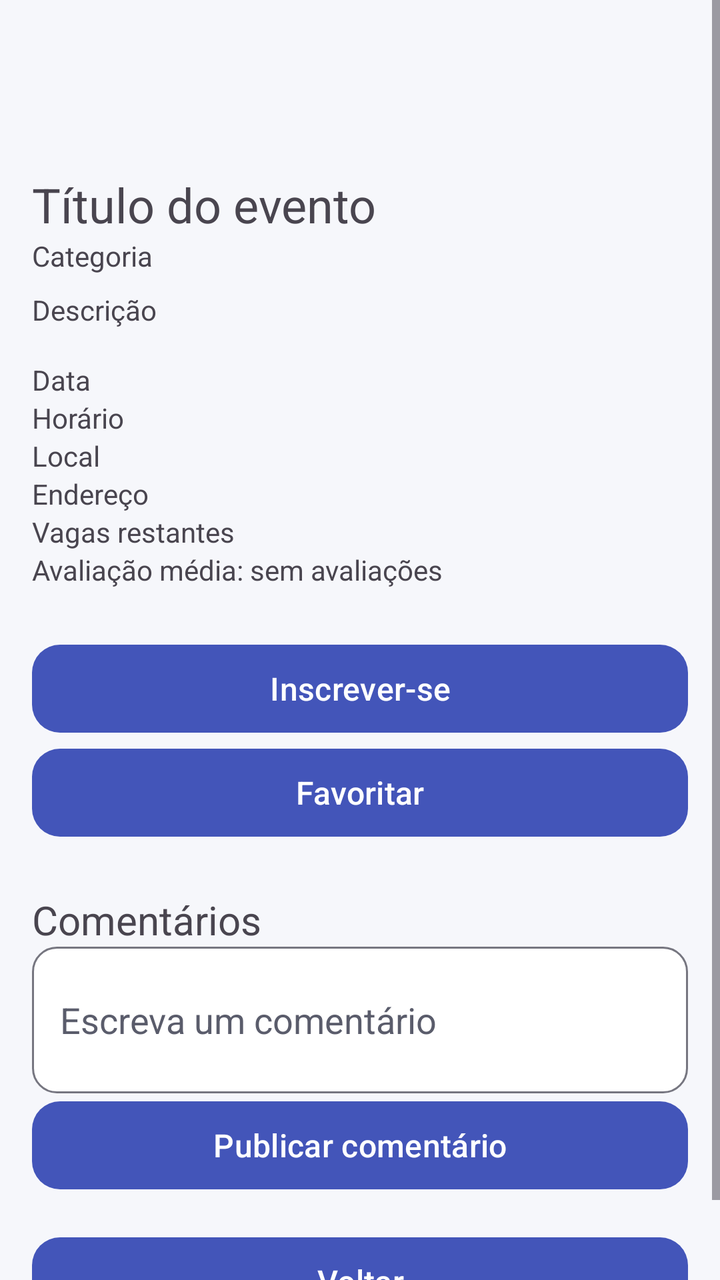
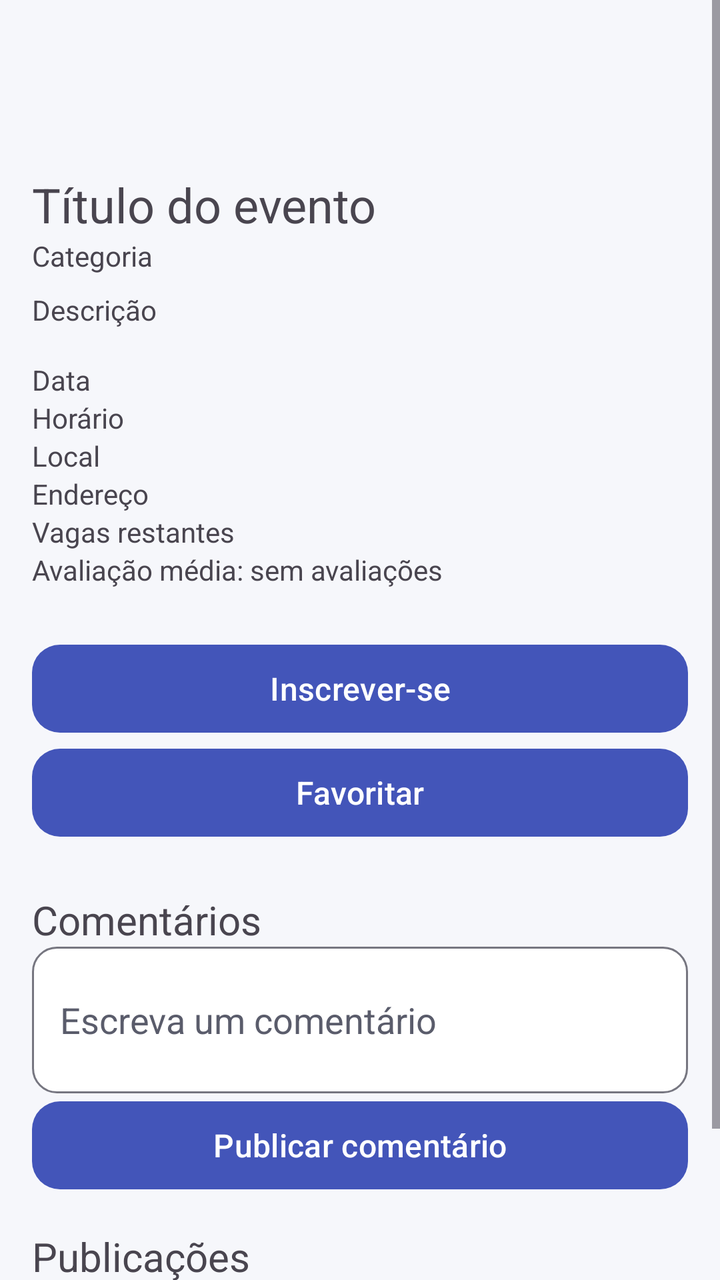

Two renders of the same Android screen: before a commit and after it. Below are the layout's source before the change and the commit's diff.
<!-- AndroidManifest.xml: application theme Theme.CampusHub -->
<!-- res/layout/activity_event_details.xml -->
<?xml version="1.0" encoding="utf-8"?>
<ScrollView xmlns:android="http://schemas.android.com/apk/res/android"
    android:layout_width="match_parent"
    android:layout_height="match_parent">

    <LinearLayout
        android:layout_width="match_parent"
        android:layout_height="wrap_content"
        android:orientation="vertical"
        android:padding="16dp">

        <TextView
            android:id="@+id/tvTituloDetalhe"
            android:layout_width="match_parent"
            android:layout_height="wrap_content"
            android:text="Título do evento"
            android:textSize="24sp"
            android:layout_marginTop="70sp"/>

        <ImageView
            android:id="@+id/imgEvento"
            android:layout_width="match_parent"
            android:layout_height="200dp"
            android:layout_marginTop="8dp"
            android:contentDescription="Imagem do evento"
            android:scaleType="centerCrop"
            android:visibility="gone" />

        <TextView
            android:id="@+id/tvCategoriaDetalhe"
            android:layout_width="match_parent"
            android:layout_height="wrap_content"
            android:text="Categoria" />

        <TextView
            android:id="@+id/tvDescricaoDetalhe"
            android:layout_width="match_parent"
            android:layout_height="wrap_content"
            android:layout_marginTop="8dp"
            android:text="Descrição" />

        <TextView
            android:id="@+id/tvDataDetalhe"
            android:layout_width="match_parent"
            android:layout_height="wrap_content"
            android:layout_marginTop="16dp"
            android:text="Data" />

        <TextView
            android:id="@+id/tvHorarioDetalhe"
            android:layout_width="match_parent"
            android:layout_height="wrap_content"
            android:text="Horário" />

        <TextView
            android:id="@+id/tvLocalDetalhe"
            android:layout_width="match_parent"
            android:layout_height="wrap_content"
            android:text="Local" />

        <TextView
            android:id="@+id/tvEnderecoDetalhe"
            android:layout_width="match_parent"
            android:layout_height="wrap_content"
            android:text="Endereço" />

        <org.osmdroid.views.MapView
            android:id="@+id/mapaEvento"
            android:layout_width="match_parent"
            android:layout_height="250dp"
            android:layout_marginTop="8dp"
            android:visibility="gone" />

        <TextView
            android:id="@+id/tvVagasDetalhe"
            android:layout_width="match_parent"
            android:layout_height="wrap_content"
            android:text="Vagas restantes" />

        <TextView
            android:id="@+id/tvMediaDetalhe"
            android:layout_width="match_parent"
            android:layout_height="wrap_content"
            android:text="Avaliação média: sem avaliações" />

        <Button
            android:id="@+id/btnInscrever"
            android:layout_width="match_parent"
            android:layout_height="wrap_content"
            android:layout_marginTop="24dp"
            android:text="Inscrever-se" />

        <Button
            android:id="@+id/btnFavoritar"
            android:layout_width="match_parent"
            android:layout_height="wrap_content"
            android:text="Favoritar" />

        <Button
            android:id="@+id/btnEditar"
            android:layout_width="match_parent"
            android:layout_height="wrap_content"
            android:text="Editar evento"
            android:visibility="gone" />

        <Button
            android:id="@+id/btnEncerrar"
            android:layout_width="match_parent"
            android:layout_height="wrap_content"
            android:text="Encerrar evento"
            android:visibility="gone" />

        <Button
            android:id="@+id/btnInscritos"
            android:layout_width="match_parent"
            android:layout_height="wrap_content"
            android:text="Ver inscritos"
            android:visibility="gone" />

        <LinearLayout
            android:id="@+id/layoutAvaliacao"
            android:layout_width="match_parent"
            android:layout_height="wrap_content"
            android:layout_marginTop="16dp"
            android:orientation="vertical"
            android:visibility="gone">

            <TextView
                android:layout_width="wrap_content"
                android:layout_height="wrap_content"
                android:text="Sua avaliação"
                android:textSize="18sp" />

            <RatingBar
                android:id="@+id/ratingBarAvaliacao"
                android:layout_width="wrap_content"
                android:layout_height="wrap_content"
                android:numStars="5"
                android:stepSize="1" />

            <Button
                android:id="@+id/btnAvaliar"
                android:layout_width="match_parent"
                android:layout_height="wrap_content"
                android:text="Enviar avaliação" />

        </LinearLayout>

        <TextView
            android:layout_width="wrap_content"
            android:layout_height="wrap_content"
            android:layout_marginTop="24dp"
            android:text="Comentários"
            android:textSize="20sp" />

        <EditText
            android:id="@+id/editComentario"
            android:layout_width="match_parent"
            android:layout_height="wrap_content"
            android:hint="Escreva um comentário"
            android:inputType="textMultiLine"
            android:minLines="2" />

        <Button
            android:id="@+id/btnComentar"
            android:layout_width="match_parent"
            android:layout_height="wrap_content"
            android:text="Publicar comentário" />

        <TextView
            android:id="@+id/tvNenhumComentario"
            android:layout_width="wrap_content"
            android:layout_height="wrap_content"
            android:layout_marginTop="8dp"
            android:text="Nenhum comentário ainda"
            android:visibility="gone" />

        <androidx.recyclerview.widget.RecyclerView
            android:id="@+id/recyclerComentarios"
            android:layout_width="match_parent"
            android:layout_height="wrap_content"
            android:nestedScrollingEnabled="false" />

        <Button
            android:id="@+id/btnVoltar"
            android:layout_width="match_parent"
            android:layout_height="wrap_content"
            android:layout_marginTop="16dp"
            android:text="Voltar" />

    </LinearLayout>
</ScrollView>
<!-- resources referenced by this layout -->
<resources>
  <style name="Theme.CampusHub" parent="Theme.Material3.Light.NoActionBar">
          <item name="colorPrimary">@color/brand_primary</item>
          <item name="colorOnPrimary">@color/brand_on_primary</item>
          <item name="colorPrimaryContainer">@color/brand_primary_container</item>
          <item name="colorOnPrimaryContainer">@color/brand_on_primary_container</item>
          <item name="colorSecondary">@color/brand_secondary</item>
          <item name="colorOnSecondary">@color/brand_on_secondary</item>
          <item name="colorError">@color/brand_error</item>
          <item name="android:colorBackground">@color/surface_background</item>
          <item name="colorSurface">@color/surface_card</item>
          <item name="colorOnSurface">@color/text_primary</item>
          <item name="colorOnSurfaceVariant">@color/text_secondary</item>
          <item name="colorOutline">@color/outline</item>
          <item name="colorOutlineVariant">@color/outline_variant</item>
  
          <item name="materialButtonStyle">@style/Widget.CampusHub.Button</item>
          <item name="editTextStyle">@style/Widget.CampusHub.EditText</item>
  
          <item name="android:statusBarColor">@android:color/transparent</item>
          <item name="android:windowLightStatusBar">true</item>
      </style>
  <color name="brand_primary">#4355B9</color>
  <color name="brand_on_primary">#FFFFFF</color>
  <color name="brand_primary_container">#DEE0FF</color>
  <color name="brand_on_primary_container">#00105C</color>
  <color name="brand_secondary">#00695C</color>
  <color name="brand_on_secondary">#FFFFFF</color>
  <color name="brand_error">#BA1A1A</color>
  <color name="surface_background">#F6F7FB</color>
  <color name="surface_card">#FFFFFF</color>
  <color name="text_primary">#1B1B21</color>
  <color name="text_secondary">#5A5C6B</color>
  <color name="outline">#767680</color>
  <color name="outline_variant">#E1E2EC</color>
  <style name="Widget.CampusHub.Button" parent="Widget.Material3.Button">
          <item name="android:minHeight">52dp</item>
          <item name="android:textSize">16sp</item>
          <item name="android:textAllCaps">false</item>
          <item name="cornerRadius">14dp</item>
      </style>
  <style name="Widget.CampusHub.EditText" parent="Widget.AppCompat.EditText">
          <item name="android:background">@drawable/bg_edittext</item>
          <item name="android:padding">14dp</item>
          <item name="android:textColor">?attr/colorOnSurface</item>
          <item name="android:textColorHint">?attr/colorOnSurfaceVariant</item>
      </style>
  <!-- drawable bg_edittext (drawable) -->
  <selector xmlns:android="http://schemas.android.com/apk/res/android">
      <item android:state_focused="true">
          <shape android:shape="rectangle">
              <solid android:color="?attr/colorSurface"/>
              <stroke android:width="2dp" android:color="?attr/colorPrimary"/>
              <corners android:radius="12dp"/>
          </shape>
      </item>
      <item>
          <shape android:shape="rectangle">
              <solid android:color="?attr/colorSurface"/>
              <stroke android:width="1dp" android:color="?attr/colorOutline"/>
              <corners android:radius="12dp"/>
          </shape>
      </item>
  </selector>
</resources>

<!-- the commit's change to res/layout/activity_event_details.xml (unified diff, before → after) -->
@@ -181,6 +181,27 @@
             android:layout_height="wrap_content"
             android:nestedScrollingEnabled="false" />
 
+        <TextView
+            android:layout_width="wrap_content"
+            android:layout_height="wrap_content"
+            android:layout_marginTop="16dp"
+            android:text="Publicações"
+            android:textSize="20sp" />
+
+        <TextView
+            android:id="@+id/tvNenhumaPublicacao"
+            android:layout_width="wrap_content"
+            android:layout_height="wrap_content"
+            android:layout_marginTop="8dp"
+            android:text="Nenhuma publicação ainda"
+            android:visibility="gone" />
+
+        <androidx.recyclerview.widget.RecyclerView
+            android:id="@+id/recyclerPublicacoes"
+            android:layout_width="match_parent"
+            android:layout_height="wrap_content"
+            android:nestedScrollingEnabled="false" />
+
         <Button
             android:id="@+id/btnVoltar"
             android:layout_width="match_parent"
